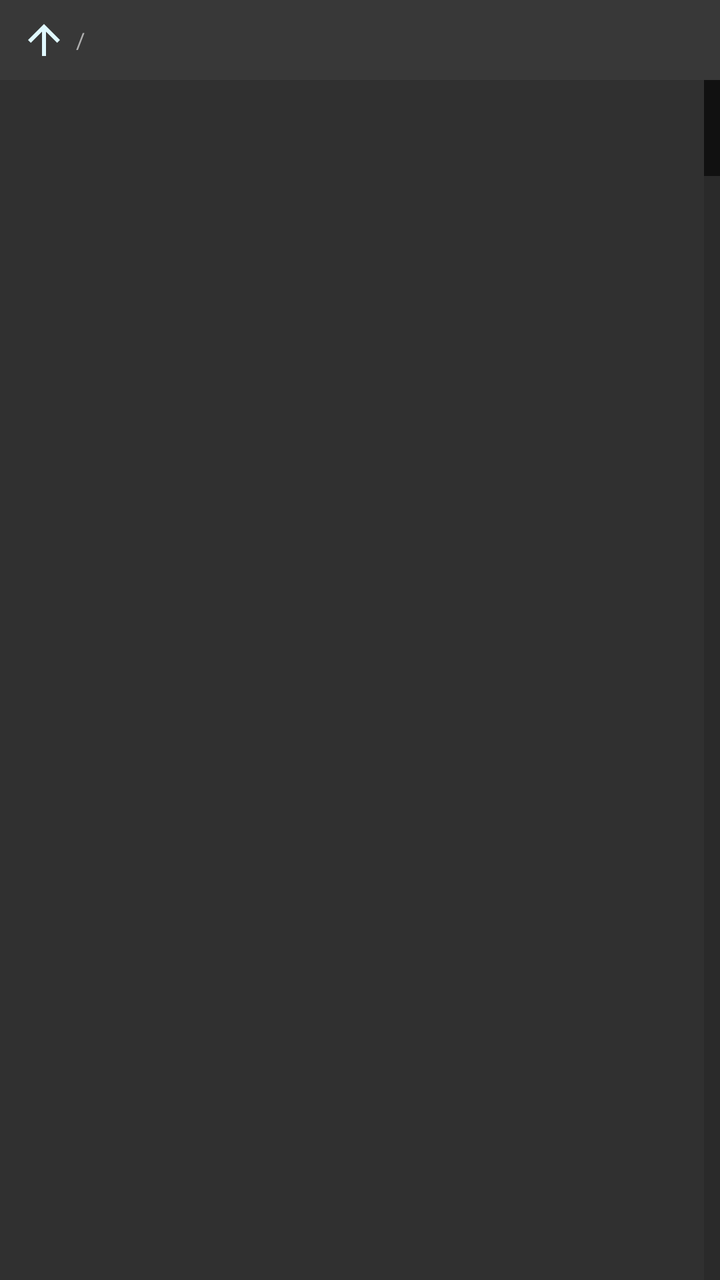
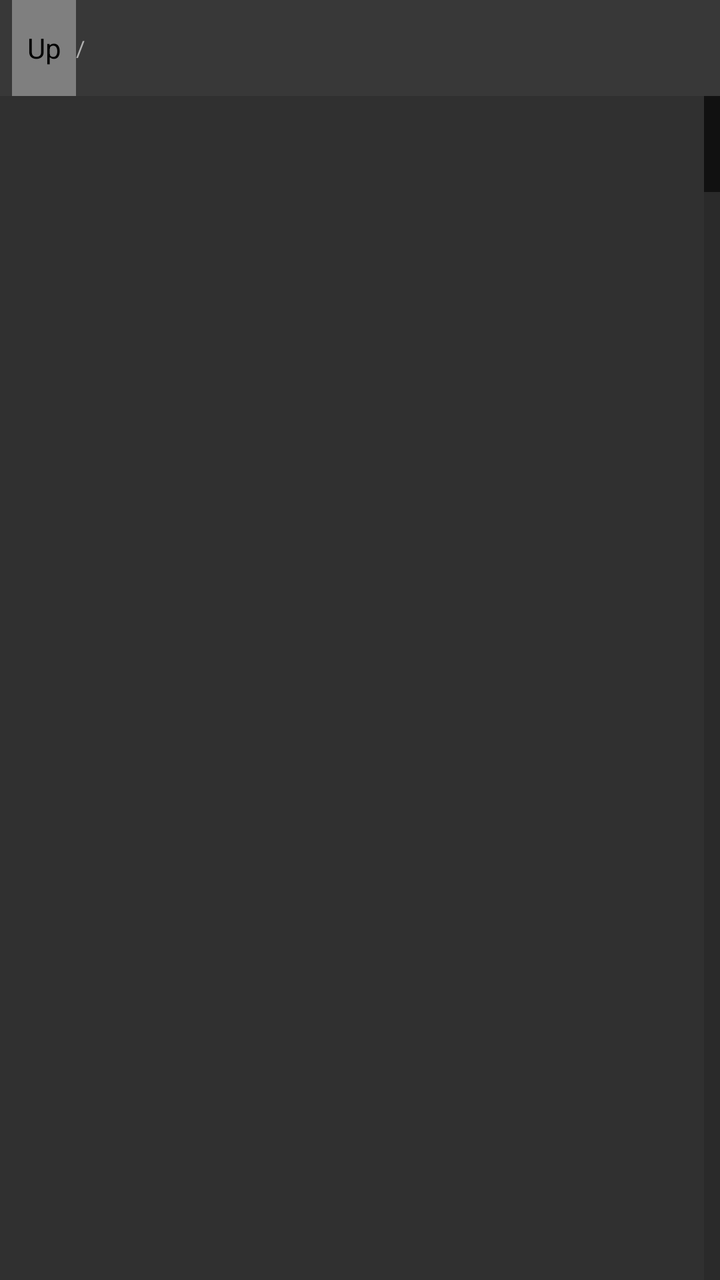

Before-and-after screenshots of an Android layout around one commit, followed by the original layout XML and the change that was made.
<!-- AndroidManifest.xml: application theme Theme.UsefulUnpack -->
<!-- res/layout/folder_view.xml -->
<?xml version="1.0" encoding="utf-8"?>
<androidx.constraintlayout.widget.ConstraintLayout
    xmlns:android="http://schemas.android.com/apk/res/android"
    xmlns:app="http://schemas.android.com/apk/res-auto"
    android:id="@+id/folderRoot"
    android:layout_width="match_parent"
    android:layout_height="match_parent"
    android:background="@color/bg_file_list">

    
    <LinearLayout
        android:id="@+id/pathBar"
        android:layout_width="0dp"
        android:layout_height="40dp"
        android:orientation="horizontal"
        android:gravity="center_vertical"
        android:background="@color/bg_pathbar"
        android:paddingStart="6dp"
        android:paddingEnd="4dp"
        app:layout_constraintTop_toTopOf="parent"
        app:layout_constraintStart_toStartOf="parent"
        app:layout_constraintEnd_toEndOf="parent">

        <ImageButton
            android:id="@+id/btnUp"
            android:layout_width="32dp"
            android:layout_height="32dp"
            android:src="@drawable/ic_back"
            android:background="?attr/selectableItemBackgroundBorderless"
            app:tint="@color/ui_icon_tint"
            android:contentDescription="@string/nav_up" />

        <TextView
            android:id="@+id/tvPath"
            android:layout_width="0dp"
            android:layout_height="wrap_content"
            android:layout_weight="1"
            android:text="/"
            android:textSize="11sp"
            android:textColor="@color/text_secondary"
            android:singleLine="true"
            android:ellipsize="start" />

        <TextView
            android:id="@+id/tvCount"
            android:layout_width="wrap_content"
            android:layout_height="wrap_content"
            android:text=""
            android:textSize="10sp"
            android:textColor="@color/text_file_msg"
            android:paddingEnd="6dp" />

        
        <Button
            android:id="@+id/btnPickDir"
            android:layout_width="wrap_content"
            android:layout_height="32dp"
            android:text="✓ 选择此目录"
            android:textSize="11sp"
            android:minWidth="0dp"
            android:backgroundTint="@color/accent"
            android:textColor="#000000"
            android:visibility="gone" />
    </LinearLayout>

    
    <FrameLayout
        android:id="@+id/panel"
        android:layout_width="0dp"
        android:layout_height="0dp"
        android:background="@color/bg_file_list"
        app:layout_constraintTop_toBottomOf="@id/pathBar"
        app:layout_constraintBottom_toBottomOf="parent"
        app:layout_constraintStart_toStartOf="parent"
        app:layout_constraintEnd_toEndOf="parent">

        <ListView
            android:id="@+id/listFiles"
            android:layout_width="match_parent"
            android:layout_height="match_parent"
            android:divider="@color/divider"
            android:dividerHeight="1dp"
            android:listSelector="#40ffffff"
            android:cacheColorHint="@color/bg_file_list"
            android:fastScrollEnabled="true"
            android:fastScrollAlwaysVisible="true"
            android:fastScrollThumbDrawable="@drawable/fastscroll_thumb"
            android:fastScrollTrackDrawable="@drawable/fastscroll_track"
            android:clipToPadding="false" />

        <TextView
            android:id="@+id/tvEmpty"
            android:layout_width="wrap_content"
            android:layout_height="wrap_content"
            android:layout_gravity="center"
            android:text=""
            android:textSize="14sp"
            android:textColor="@color/text_file_msg"
            android:visibility="gone" />
    </FrameLayout>

    
        <LinearLayout
            android:id="@+id/bottomBar"
            android:layout_width="0dp"
            android:layout_height="@dimen/bar_height"
            android:orientation="horizontal"
            android:gravity="center_vertical"
            android:background="@color/bg_surface_raised"
            android:paddingStart="@dimen/space_md"
            android:paddingEnd="@dimen/space_sm"
            android:visibility="gone"
            app:layout_constraintBottom_toBottomOf="parent"
            app:layout_constraintStart_toStartOf="parent"
            app:layout_constraintEnd_toEndOf="parent">

        <TextView
            android:id="@+id/tvSelected"
            android:layout_width="0dp"
            android:layout_height="wrap_content"
            android:layout_weight="1"
            android:text=""
            android:textSize="12sp"
            android:textColor="@color/ui_icon_tint" />

        <ProgressBar
            android:id="@+id/progress"
            android:layout_width="20dp"
            android:layout_height="20dp"
            android:visibility="gone"
            android:layout_marginEnd="8dp" />

        <Button
            android:id="@+id/btnExtract"
            android:layout_width="wrap_content"
            android:layout_height="wrap_content"
            android:text="@string/msg_extract_title"
            android:textSize="12sp"
            android:textColor="@color/accent"
            android:minWidth="0dp"
            android:background="?attr/selectableItemBackgroundBorderless" />
    </LinearLayout>

    
    <com.google.android.material.floatingactionbutton.FloatingActionButton
        android:id="@+id/fabExtract"
        android:layout_width="wrap_content"
        android:layout_height="wrap_content"
        android:layout_marginEnd="16dp"
        android:layout_marginBottom="32dp"
        android:src="@drawable/ic_extract"
        android:visibility="gone"
        android:backgroundTint="@color/ui_base"
        android:contentDescription="@string/msg_extract_title"
        app:fabSize="normal"
        app:layout_constraintBottom_toBottomOf="parent"
        app:layout_constraintEnd_toEndOf="parent" />

    
    <LinearLayout
        android:id="@+id/previewRoot"
        android:layout_width="0dp"
        android:layout_height="0dp"
        android:orientation="vertical"
        android:background="@color/bg_file_list"
        android:visibility="gone"
        app:layout_constraintTop_toBottomOf="@id/pathBar"
        app:layout_constraintBottom_toBottomOf="parent"
        app:layout_constraintStart_toStartOf="parent"
        app:layout_constraintEnd_toEndOf="parent">

        
        <LinearLayout
            android:id="@+id/previewTopBar"
            android:layout_width="match_parent"
            android:layout_height="@dimen/bar_height"
            android:orientation="horizontal"
            android:gravity="center_vertical"
            android:background="@color/bg_surface_raised"
            android:paddingStart="@dimen/space_xs"
            android:paddingEnd="@dimen/space_sm">

            <ImageButton
                android:id="@+id/btnPreviewBack"
                android:layout_width="@dimen/icon_action"
                android:layout_height="@dimen/icon_action"
                android:src="@drawable/ic_back"
                android:background="?attr/selectableItemBackgroundBorderless"
                app:tint="@color/ui_icon_tint"
                android:contentDescription="返回" />

            <TextView
                android:id="@+id/tvPreviewTitle"
                android:layout_width="0dp"
                android:layout_height="wrap_content"
                android:layout_weight="1"
                android:text=""
                android:textSize="@dimen/text_xl"
                android:textColor="@color/ui_icon_tint"
                android:singleLine="true"
                android:ellipsize="middle"
                android:paddingStart="@dimen/space_sm" />

            
            <ImageButton
                android:id="@+id/btnPreviewSearch"
                android:layout_width="@dimen/icon_action"
                android:layout_height="@dimen/icon_action"
                android:src="@drawable/ic_search"
                android:background="?attr/selectableItemBackgroundBorderless"
                app:tint="@color/accent"
                android:contentDescription="搜索" />

            <ImageButton
                android:id="@+id/btnPreviewOverflow"
                android:layout_width="@dimen/icon_action"
                android:layout_height="@dimen/icon_action"
                android:src="@drawable/ic_overflow"
                android:background="?attr/selectableItemBackgroundBorderless"
                app:tint="@color/accent"
                android:contentDescription="更多操作" />
        </LinearLayout>

        
        <ListView
            android:id="@+id/previewList"
            android:layout_width="match_parent"
            android:layout_height="0dp"
            android:layout_weight="1"
            android:divider="@color/divider"
            android:dividerHeight="1dp"
            android:listSelector="#40ffffff"
            android:cacheColorHint="@color/bg_file_list" />

        
        <LinearLayout
            android:id="@+id/previewActionBar"
            android:layout_width="match_parent"
            android:layout_height="wrap_content"
            android:orientation="vertical"
            android:background="@color/bg_surface_raised"
            android:paddingTop="@dimen/space_sm"
            android:paddingBottom="@dimen/space_sm">

            <TextView
                android:id="@+id/tvPreviewStats"
                android:layout_width="match_parent"
                android:layout_height="wrap_content"
                android:text=""
                android:textSize="@dimen/text_sm"
                android:textColor="@color/text_secondary"
                android:singleLine="true"
                android:ellipsize="end"
                android:paddingStart="@dimen/space_lg"
                android:paddingEnd="@dimen/space_lg"
                android:paddingBottom="@dimen/space_sm" />

            <LinearLayout
                android:layout_width="match_parent"
                android:layout_height="wrap_content"
                android:orientation="horizontal"
                android:paddingStart="@dimen/space_sm"
                android:paddingEnd="@dimen/space_sm">

                <Button
                    android:id="@+id/btnPreviewExtractAll"
                    android:layout_width="0dp"
                    android:layout_height="wrap_content"
                    android:layout_weight="1"
                    android:layout_marginEnd="4dp"
                    android:text="@string/extract_all"
                    android:textSize="12sp"
                    android:textColor="@color/accent"
                    android:minWidth="0dp"
                    android:background="?attr/selectableItemBackgroundBorderless" />

                <Button
                    android:id="@+id/btnPreviewExtract"
                    android:layout_width="0dp"
                    android:layout_height="wrap_content"
                    android:layout_weight="1"
                    android:layout_marginStart="4dp"
                    android:layout_marginEnd="4dp"
                    android:text="@string/extract_selected"
                    android:textSize="12sp"
                    android:textColor="@color/text_primary"
                    android:minWidth="0dp"
                    android:background="?attr/selectableItemBackgroundBorderless" />

                <Button
                    android:id="@+id/btnPreviewMerge"
                    android:layout_width="0dp"
                    android:layout_height="wrap_content"
                    android:layout_weight="1"
                    android:layout_marginStart="4dp"
                    android:text="@string/merge_short"
                    android:textSize="12sp"
                    android:textColor="@color/text_primary"
                    android:minWidth="0dp"
                    android:background="?attr/selectableItemBackgroundBorderless" />
            </LinearLayout>
        </LinearLayout>
    </LinearLayout>

    
    <androidx.constraintlayout.widget.Guideline
        android:id="@+id/guidelineSplit"
        android:layout_width="wrap_content"
        android:layout_height="wrap_content"
        android:orientation="vertical"
        app:layout_constraintGuide_percent="0.45" />

    
    <ScrollView
        android:id="@+id/homeRoot"
        android:layout_width="0dp"
        android:layout_height="0dp"
        android:background="@color/bg_file_list"
        android:fillViewport="true"
        android:scrollbars="none"
        android:visibility="gone"
        app:layout_constraintTop_toTopOf="parent"
        app:layout_constraintBottom_toBottomOf="parent"
        app:layout_constraintStart_toStartOf="parent"
        app:layout_constraintEnd_toEndOf="parent">

        <LinearLayout
            android:id="@+id/homeGrid"
            android:layout_width="match_parent"
            android:layout_height="wrap_content"
            android:orientation="vertical" />
    </ScrollView>

</androidx.constraintlayout.widget.ConstraintLayout>
<!-- resources referenced by this layout -->
<resources>
  <color name="accent">#35acc6</color>
  <color name="bg_file_list">@color/bg_surface</color>
  <color name="bg_pathbar">#383838</color>
  <color name="bg_surface_raised">#3a3a3a</color>
  <color name="divider">#1a1a1a</color>
  <color name="text_file_msg">#8a8a8a</color>
  <color name="text_primary">#e0f9ff</color>
  <color name="text_secondary">#b0b0b0</color>
  <color name="ui_base">@color/accent</color>
  <color name="ui_icon_tint">@color/text_primary</color>
  <dimen name="bar_height">48dp</dimen>
  <dimen name="icon_action">40dp</dimen>
  <dimen name="space_lg">16dp</dimen>
  <dimen name="space_md">12dp</dimen>
  <dimen name="space_sm">8dp</dimen>
  <dimen name="space_xs">4dp</dimen>
  <dimen name="text_sm">12sp</dimen>
  <dimen name="text_xl">15sp</dimen>
  <!-- drawable fastscroll_thumb (drawable) -->
  <?xml version="1.0" encoding="utf-8"?>
  <shape xmlns:android="http://schemas.android.com/apk/res/android"
      android:shape="rectangle">
      <size android:width="10dp" android:height="60dp" />
      <solid android:color="#E635ACC6" />
      <corners android:radius="5dp" />
  </shape>
  <!-- drawable fastscroll_track (drawable) -->
  <?xml version="1.0" encoding="utf-8"?>
  <shape xmlns:android="http://schemas.android.com/apk/res/android"
      android:shape="rectangle">
      <size android:width="4dp" />
      <solid android:color="#33FFFFFF" />
      <corners android:radius="2dp" />
  </shape>
  <!-- drawable ic_extract (drawable) -->
  <?xml version="1.0" encoding="utf-8"?>
  <vector xmlns:android="http://schemas.android.com/apk/res/android"
      android:width="24dp"
      android:height="24dp"
      android:viewportWidth="24"
      android:viewportHeight="24">
      <path
          android:fillColor="#FFFFFFFF"
          android:pathData="M19,9h-4V3H9v6H5l7,7 7,-7zM5,18v2h14v-2H5z" />
  </vector>
  <string name="extract_all">Extract all</string>
  <string name="extract_selected">Extract selected</string>
  <string name="merge_short">📦 Merge…</string>
  <string name="msg_extract_title">Extract</string>
  <string name="nav_up">Up</string>
  <color name="bg_surface">#303030</color>
  <color name="accent_dark">#00728b</color>
  <color name="accent_on">#06222a</color>
  <color name="state_error">#ff5252</color>
  <!-- drawable scrollbar_thumb_vertical (drawable) -->
  <?xml version="1.0" encoding="utf-8"?>
  <shape xmlns:android="http://schemas.android.com/apk/res/android"
      android:shape="rectangle">
      <size android:width="14dp" android:height="48dp" />
      <solid android:color="#59FFFFFF" />
      <corners android:radius="7dp" />
  </shape>
  <!-- drawable scrollbar_track_vertical (drawable) -->
  <?xml version="1.0" encoding="utf-8"?>
  <shape xmlns:android="http://schemas.android.com/apk/res/android"
      android:shape="rectangle">
      <size android:width="14dp" />
      <solid android:color="#1FFFFFFF" />
      <corners android:radius="7dp" />
  </shape>
  <color name="bg_surface_dim">#252525</color>
  <!-- drawable dialog_bg_rounded (drawable) -->
  <?xml version="1.0" encoding="utf-8"?>
  <shape xmlns:android="http://schemas.android.com/apk/res/android"
      android:shape="rectangle">
      <solid android:color="@color/bg_surface_dim" />
      <corners android:radius="14dp" />
  </shape>
  <style name="Widget.UsefulUnpack.Button.Positive" parent="Widget.AppCompat.Button.ButtonBar.AlertDialog">
          <item name="android:textColor">@color/accent</item>
      </style>
  <style name="Widget.UsefulUnpack.Button.Negative" parent="Widget.AppCompat.Button.ButtonBar.AlertDialog">
          <item name="android:textColor">@color/text_secondary</item>
      </style>
  <style name="Widget.UsefulUnpack.Button.Neutral" parent="Widget.AppCompat.Button.ButtonBar.AlertDialog">
          <item name="android:textColor">@color/accent</item>
      </style>
  <!-- unchanged entries left out for length: 5 -->
</resources>

<!-- the commit's change to res/layout/folder_view.xml (unified diff, before → after) -->
@@ -11,7 +11,8 @@
     <LinearLayout
         android:id="@+id/pathBar"
         android:layout_width="0dp"
-        android:layout_height="40dp"
+        android:layout_height="wrap_content"
+        android:minHeight="@dimen/bar_height"
         android:orientation="horizontal"
         android:gravity="center_vertical"
         android:background="@color/bg_pathbar"
@@ -21,10 +22,10 @@
         app:layout_constraintStart_toStartOf="parent"
         app:layout_constraintEnd_toEndOf="parent">
 
-        <ImageButton
+        <com.usefulunpacker.UuIconButton
             android:id="@+id/btnUp"
             android:layout_width="32dp"
-            android:layout_height="32dp"
+            android:layout_height="@dimen/touch_target"
             android:src="@drawable/ic_back"
             android:background="?attr/selectableItemBackgroundBorderless"
             app:tint="@color/ui_icon_tint"
@@ -51,11 +52,11 @@
             android:paddingEnd="6dp" />
 
         
-        <Button
+        <com.usefulunpacker.UuButton app:uuActionStyle="primary"
             android:id="@+id/btnPickDir"
             android:layout_width="wrap_content"
-            android:layout_height="32dp"
-            android:text="✓ 选择此目录"
+            android:layout_height="wrap_content" android:minHeight="@dimen/touch_target"
+            android:text="@string/pick_this_dir"
             android:textSize="11sp"
             android:minWidth="0dp"
             android:backgroundTint="@color/accent"
@@ -103,7 +104,8 @@
         <LinearLayout
             android:id="@+id/bottomBar"
             android:layout_width="0dp"
-            android:layout_height="@dimen/bar_height"
+            android:layout_height="wrap_content"
+            android:minHeight="@dimen/bar_height"
             android:orientation="horizontal"
             android:gravity="center_vertical"
             android:background="@color/bg_surface_raised"
@@ -130,7 +132,7 @@
             android:visibility="gone"
             android:layout_marginEnd="8dp" />
 
-        <Button
+        <com.usefulunpacker.UuButton app:uuActionStyle="primary"
             android:id="@+id/btnExtract"
             android:layout_width="wrap_content"
             android:layout_height="wrap_content"
@@ -180,7 +182,7 @@
             android:paddingStart="@dimen/space_xs"
             android:paddingEnd="@dimen/space_sm">
 
-            <ImageButton
+            <com.usefulunpacker.UuIconButton
                 android:id="@+id/btnPreviewBack"
                 android:layout_width="@dimen/icon_action"
                 android:layout_height="@dimen/icon_action"
@@ -202,7 +204,7 @@
                 android:paddingStart="@dimen/space_sm" />
 
             
-            <ImageButton
+            <com.usefulunpacker.UuIconButton
                 android:id="@+id/btnPreviewSearch"
                 android:layout_width="@dimen/icon_action"
                 android:layout_height="@dimen/icon_action"
@@ -211,7 +213,7 @@
                 app:tint="@color/accent"
                 android:contentDescription="搜索" />
 
-            <ImageButton
+            <com.usefulunpacker.UuIconButton
                 android:id="@+id/btnPreviewOverflow"
                 android:layout_width="@dimen/icon_action"
                 android:layout_height="@dimen/icon_action"
@@ -262,7 +264,7 @@
                 android:paddingStart="@dimen/space_sm"
                 android:paddingEnd="@dimen/space_sm">
 
-                <Button
+                <com.usefulunpacker.UuButton
                     android:id="@+id/btnPreviewExtractAll"
                     android:layout_width="0dp"
                     android:layout_height="wrap_content"
@@ -274,7 +276,7 @@
                     android:minWidth="0dp"
                     android:background="?attr/selectableItemBackgroundBorderless" />
 
-                <Button
+                <com.usefulunpacker.UuButton
                     android:id="@+id/btnPreviewExtract"
                     android:layout_width="0dp"
                     android:layout_height="wrap_content"
@@ -287,7 +289,7 @@
                     android:minWidth="0dp"
                     android:background="?attr/selectableItemBackgroundBorderless" />
 
-                <Button
+                <com.usefulunpacker.UuButton
                     android:id="@+id/btnPreviewMerge"
                     android:layout_width="0dp"
                     android:layout_height="wrap_content"
<!-- resource entries referenced after the edit -->
@@ -18,6 +18,7 @@
   <dimen name="space_xs">4dp</dimen>
   <dimen name="text_sm">12sp</dimen>
   <dimen name="text_xl">15sp</dimen>
+  <dimen name="touch_target">48dp</dimen>
   <!-- drawable fastscroll_thumb (drawable) -->
   <?xml version="1.0" encoding="utf-8"?>
   <shape xmlns:android="http://schemas.android.com/apk/res/android"
@@ -50,6 +51,7 @@
   <string name="merge_short">📦 Merge…</string>
   <string name="msg_extract_title">Extract</string>
   <string name="nav_up">Up</string>
+  <string name="pick_this_dir">Select this folder</string>
   <color name="bg_surface">#303030</color>
   <color name="accent_dark">#00728b</color>
   <color name="accent_on">#06222a</color>
